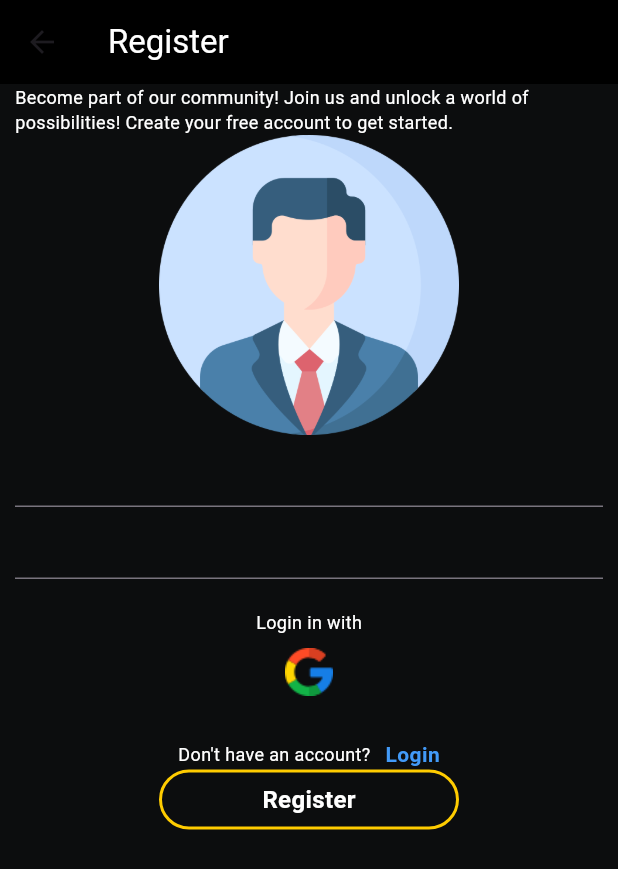
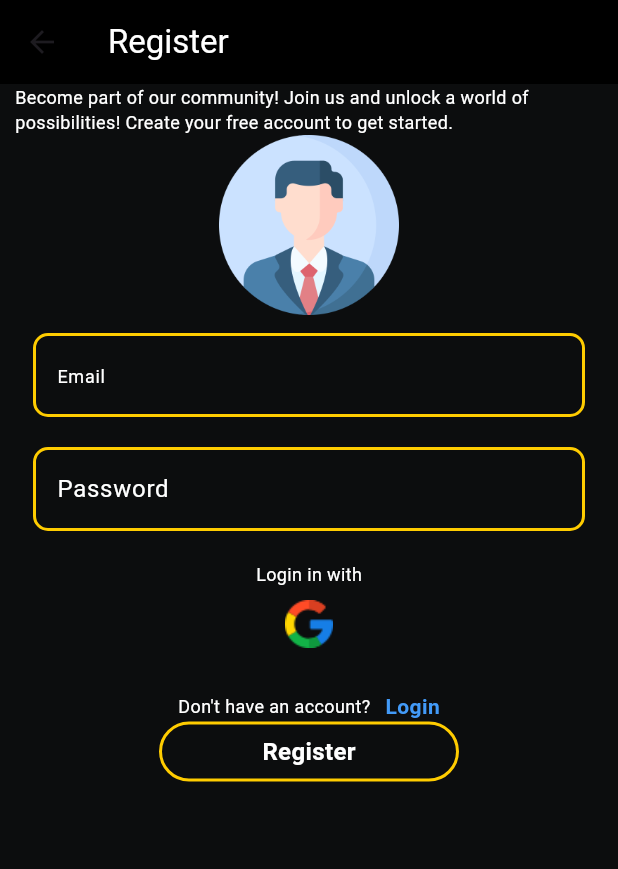
Before and after one commit to SasmithaTharushan/flutter_firebase, a Flutter app: the Register screen opened directly, on a phone screen of 412 x 824 dp. Shown: the top 869 px of the screen. Run offline on Flutter 3.47's test engine with Material 3 defaults, Android fonts, the phone set to English and light mode, and no system bars; our stand-ins replace firebase_auth, firebase_core; accounts and stored records are empty.

Commit message:
made chnages to register and login pages

```diff
--- a/lib/constants/styles.dart
+++ b/lib/constants/styles.dart
@@ -1,3 +1,4 @@
+import 'package:firebase/constants/colors.dart';
 import 'package:flutter/material.dart';
 
 const TextStyle descStyle = TextStyle(
@@ -5,3 +6,16 @@ const TextStyle descStyle = TextStyle(
   fontSize: 12,
   fontWeight: FontWeight.w400,
 );
+
+const textInputDecoration = InputDecoration(
+  hintText: 'Email',
+  hintStyle: TextStyle(color: Colors.white, fontSize: 12),
+  fillColor: bgBlack,
+  filled: true,
+  enabledBorder: OutlineInputBorder(
+      borderSide: BorderSide(color: mainYellow, width: 2),
+      borderRadius: BorderRadius.all(Radius.circular(10))),
+  focusedBorder: OutlineInputBorder(
+      borderSide: BorderSide(color: mainYellow, width: 2),
+      borderRadius: BorderRadius.all(Radius.circular(10))),
+);
--- a/lib/screens/auth/register.dart
+++ b/lib/screens/auth/register.dart
@@ -46,13 +46,16 @@ class _RegisterState extends State<Register> {
                 Center(
                     child: Image.asset(
                   'assets/images/profile.png',
-                  height: 200,
+                  height: 120,
                 )),
-                Form(
+                Padding(
+                  padding: const EdgeInsets.all(12.0),
+                  child: Form(
                       key: _formKey,
                       child: Column(children: [
                         //email
                         TextFormField(
+                          decoration: textInputDecoration,
                           validator: (value) =>
                               value!.isEmpty ? 'Enter a valid email' : null,
                           onChanged: (value) {
@@ -62,9 +65,16 @@ class _RegisterState extends State<Register> {
                           },
                         ),
                         //password
+                        SizedBox(
+                          height: 20,
+                        ),
                         TextFormField(
-                        validator: (value) =>
-                            value!.length < 7 ? 'Enter a valid password' : null,
+                          decoration: textInputDecoration.copyWith(
+                              hintText: 'Password',
+                              hintStyle: const TextStyle(color: Colors.white)),
+                          validator: (value) => value!.length < 7
+                              ? 'Enter a valid password'
+                              : null,
                           onChanged: (value) {
                             setState(() {
                               password = value;
@@ -110,7 +120,8 @@ class _RegisterState extends State<Register> {
                               child: Text(
                                 "Login",
                                 style: TextStyle(
-                                  color: mainBlue, fontWeight: FontWeight.w600),
+                                    color: mainBlue,
+                                    fontWeight: FontWeight.w600),
                               ),
                             )
                           ],
@@ -141,7 +152,8 @@ class _RegisterState extends State<Register> {
                         SizedBox(
                           height: 10,
                         ),
-                    ]))
+                      ])),
+                )
               ],
             ),
           ),
```
Also changed, not shown: lib/screens/auth/sign_in.dart (+17 -6 lines). Lines whose indentation alone changed are shown as unchanged.
